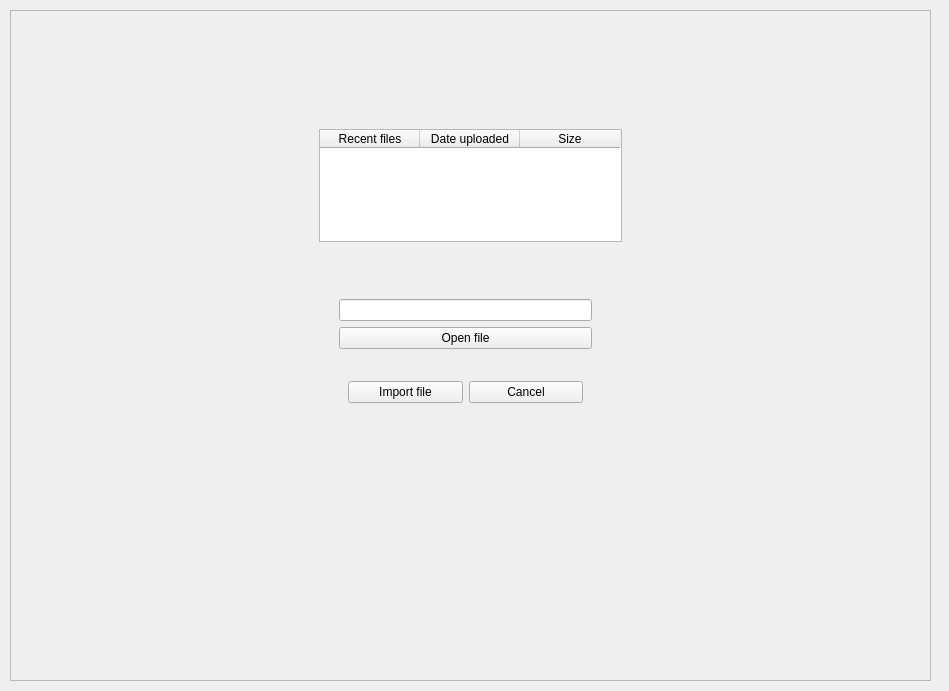
First picture: the form in FIleWindow.ui, repository Dimitrios-Mourtzilas/Business-Strategy, before the edit.
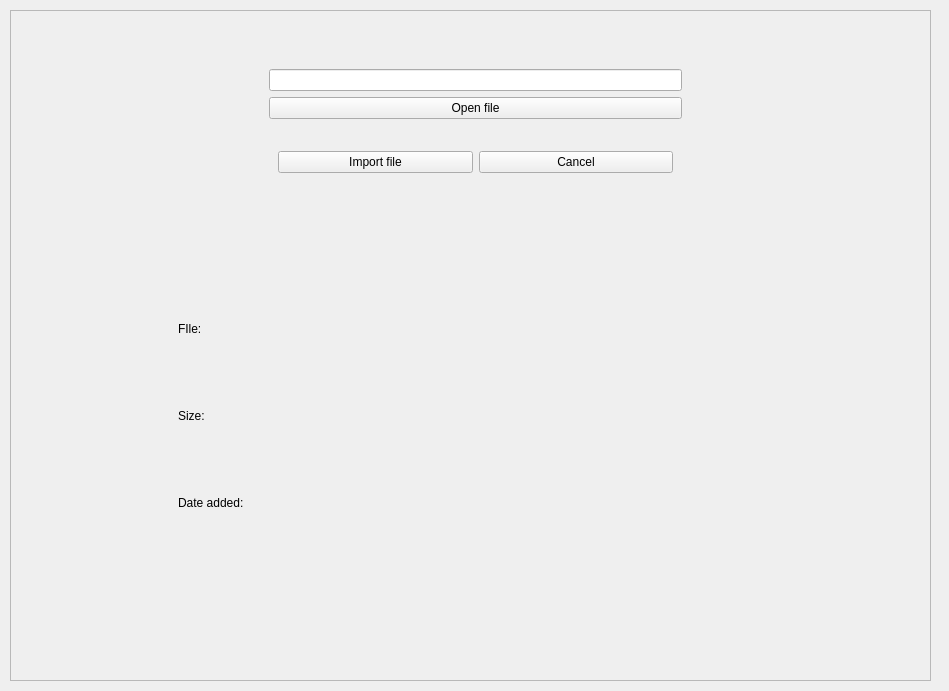
Second picture: the form after the edit.

What changed in the file:
```diff
--- a/FIleWindow.ui
+++ b/FIleWindow.ui
@@ -28,12 +28,12 @@
    <property name="frameShadow">
     <enum>QFrame::Raised</enum>
    </property>
-   <widget class="QFrame" name="verticalFrame">
+   <widget class="QFrame" name="verticalFrame_3">
     <property name="geometry">
      <rect>
-      <x>320</x>
-      <y>280</y>
-      <width>271</width>
+      <x>250</x>
+      <y>50</y>
+      <width>431</width>
       <height>149</height>
      </rect>
     </property>
@@ -73,30 +73,87 @@
    <widget class="QFrame" name="horizontalFrame">
     <property name="geometry">
      <rect>
-      <x>300</x>
-      <y>110</y>
-      <width>321</width>
-      <height>131</height>
+      <x>150</x>
+      <y>260</y>
+      <width>601</width>
+      <height>291</height>
      </rect>
     </property>
+    <property name="styleSheet">
+     <string notr="true"/>
+    </property>
     <layout class="QHBoxLayout" name="horizontalLayout_2">
      <item>
-      <widget class="QTableWidget" name="tableWidget">
-       <column>
-        <property name="text">
-         <string>Recent files</string>
-        </property>
-       </column>
-       <column>
-        <property name="text">
-         <string>Date uploaded</string>
-        </property>
-       </column>
-       <column>
-        <property name="text">
-         <string>Size</string>
-        </property>
-       </column>
+      <widget class="QFrame" name="verticalFrame">
+       <property name="styleSheet">
+        <string notr="true"/>
+       </property>
+       <layout class="QVBoxLayout" name="verticalLayout_2">
+        <item>
+         <widget class="QLabel" name="file_label">
+          <property name="styleSheet">
+           <string notr="true"/>
+          </property>
+          <property name="text">
+           <string>FIle:</string>
+          </property>
+         </widget>
+        </item>
+        <item>
+         <widget class="QLabel" name="size_label">
+          <property name="text">
+           <string>Size:</string>
+          </property>
+         </widget>
+        </item>
+        <item>
+         <widget class="QLabel" name="date_added_label">
+          <property name="text">
+           <string>Date added:</string>
+          </property>
+         </widget>
+        </item>
+       </layout>
+      </widget>
+     </item>
+     <item>
+      <spacer name="verticalSpacer">
+       <property name="orientation">
+        <enum>Qt::Vertical</enum>
+       </property>
+       <property name="sizeHint" stdset="0">
+        <size>
+         <width>20</width>
+         <height>40</height>
+        </size>
+       </property>
+      </spacer>
+     </item>
+     <item>
+      <widget class="QFrame" name="verticalFrame_2">
+       <layout class="QVBoxLayout" name="verticalLayout_3">
+        <item>
+         <widget class="QLabel" name="file_label_text">
+          <property name="text">
+           <string/>
+          </property>
+         </widget>
+        </item>
+        <item>
+         <widget class="QLabel" name="size_label_text">
+          <property name="text">
+           <string/>
+          </property>
+         </widget>
+        </item>
+        <item>
+         <widget class="QLabel" name="date_added_label_text">
+          <property name="text">
+           <string/>
+          </property>
+         </widget>
+        </item>
+       </layout>
       </widget>
      </item>
     </layout>
```
Left out of the diff: 8 changed lines with no effect on the pictures.
